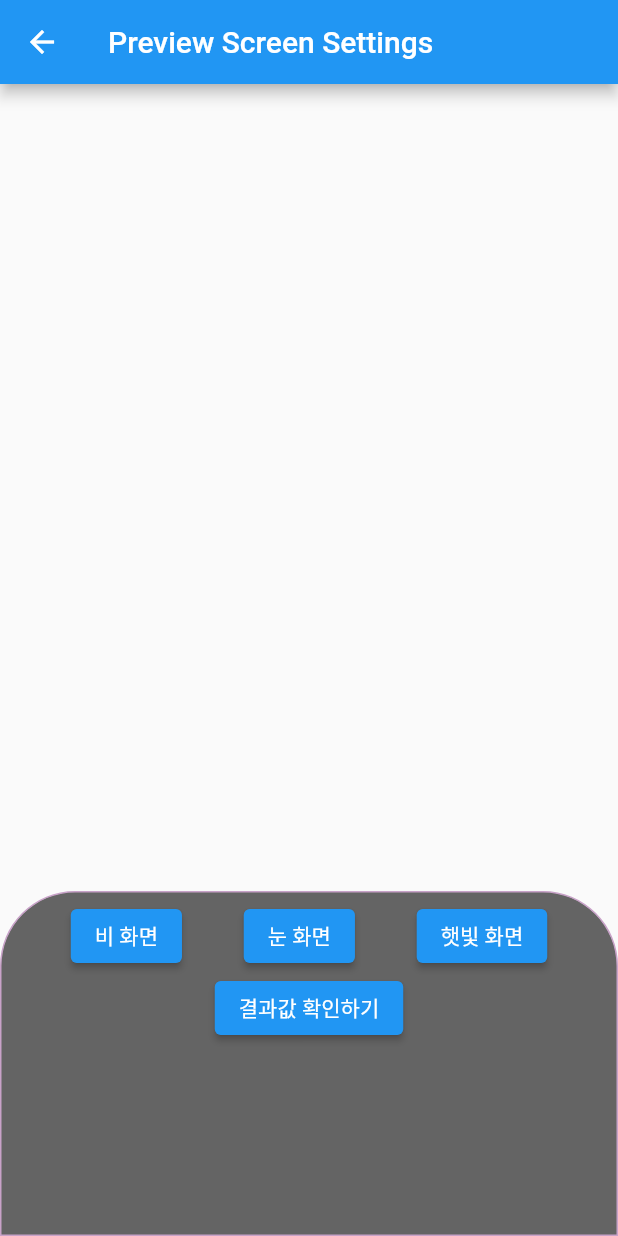
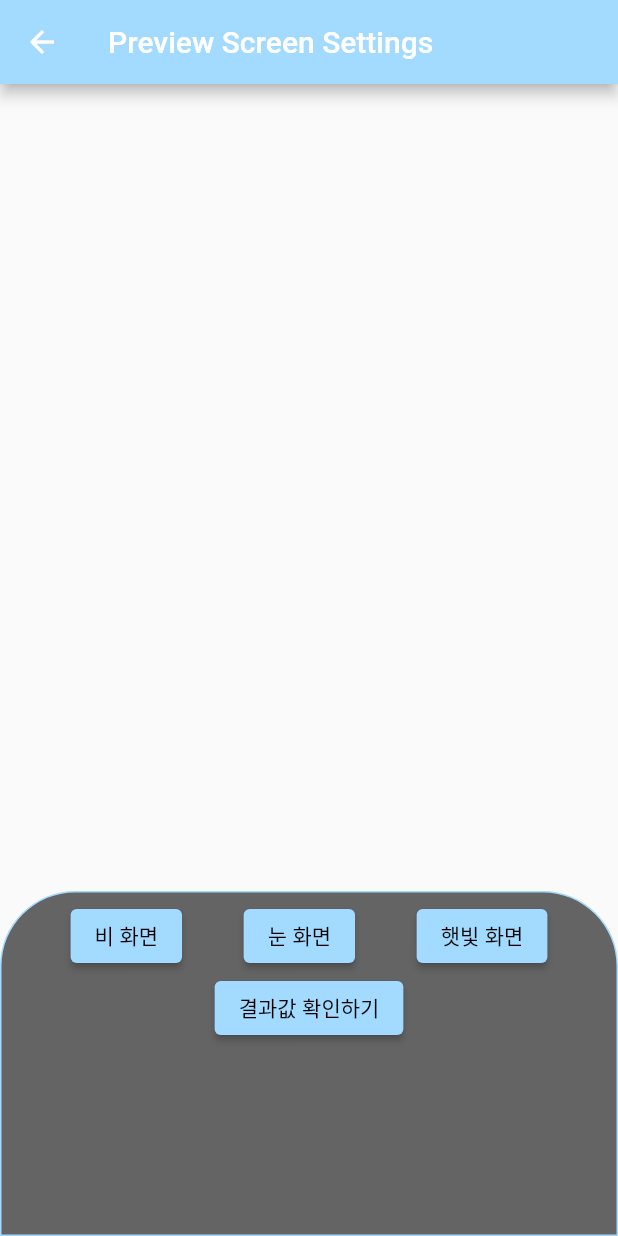
Before and after one commit to dgu-BOSSLE/flutter, a Flutter app: the DetailSettingsScreen screen opened directly, after a tap on "효과 설정 미리보기", on a phone screen of 412 x 824 dp. Run offline on Flutter 3.47's test engine with Material 2 defaults, Android fonts, the light colour scheme and no system bars; our stand-ins replace flutter_svg, fluttertoast, google_fonts, image_picker, permission_handler, shared_preferences; missing offline and left inert: flutter_inappwebview, open_app_settings; accounts and stored records are empty.

Commit message:
디자인 9/6

```diff
--- a/lib/screens/detail_settings.dart
+++ b/lib/screens/detail_settings.dart
@@ -5,7 +5,9 @@ import 'dart:io';
 import 'preview_screen_settings.dart';
 import 'preview_before_applying.dart';
 import 'package:flutter_svg/flutter_svg.dart';
-import 'package:google_fonts/google_fonts.dart'; // 추가
+import 'package:google_fonts/google_fonts.dart';
+
+const seedColor = Color(0xFFA3DAFF);
 
 class DetailSettingsScreen extends StatefulWidget {
   @override
@@ -35,6 +37,7 @@ class _DetailSettingsState extends State<DetailSettingsScreen> {
   Widget build(BuildContext context) {
     return Scaffold(
       appBar: AppBar(title: Text('설정', style: GoogleFonts.notoSans(),),
+        backgroundColor: seedColor,
       ),
       body: Padding(
         padding: EdgeInsets.all(16.0),
@@ -44,7 +47,7 @@ class _DetailSettingsState extends State<DetailSettingsScreen> {
             CustomCard(
               title: '바탕화면 선택',
               content: [
-                ElevatedButton(onPressed: _pickImage, child: Text('갤러리')),
+                ElevatedButton(onPressed: _pickImage, child: Text('갤러리', style: GoogleFonts.notoSans(color: Colors.black),), style: ElevatedButton.styleFrom(primary: seedColor),),
                 SizedBox(width: 10.0),
                 // ElevatedButton(onPressed: null, child: Text('현재 바탕화면')),
                 SizedBox(width: 10.0), // 추가한 부분
@@ -62,7 +65,8 @@ class _DetailSettingsState extends State<DetailSettingsScreen> {
                             },
                           );
                         },
-                        child: Text('사진 확인'),
+                        child: Text('사진 확인', style: GoogleFonts.notoSans(color: Colors.black),),
+                        style: ElevatedButton.styleFrom(primary: seedColor),
                       ),
                     ],
                   ),
@@ -99,6 +103,8 @@ class _DetailSettingsState extends State<DetailSettingsScreen> {
                         _sunny = value!;
                       });
                     },
+                    activeColor: seedColor,
+                    checkColor: Colors.black,
                   ),
                 ],
               ),
@@ -117,6 +123,8 @@ class _DetailSettingsState extends State<DetailSettingsScreen> {
                         _rainy = value!;
                       });
                     },
+                    activeColor: seedColor,
+                    checkColor: Colors.black,
                   ),
                 ],
               ),
@@ -135,6 +143,8 @@ class _DetailSettingsState extends State<DetailSettingsScreen> {
                         _rainy_hard = value!;
                       });
                     },
+                    activeColor: seedColor,
+                    checkColor: Colors.black,
                   ),
                 ],
               ),
@@ -153,6 +163,8 @@ class _DetailSettingsState extends State<DetailSettingsScreen> {
                         _snowy = value!;
                       });
                     },
+                    activeColor: seedColor,
+                    checkColor: Colors.black,
                   ),
                 ],
               ),
@@ -168,7 +180,7 @@ class _DetailSettingsState extends State<DetailSettingsScreen> {
                                 _selectedImage)), //context로 이미지 전달하며 프리뷰로 이동!
                   );
                 },
-                child: Text('효과 설정 미리보기')),
+                child: Text('효과 설정 미리보기', style: GoogleFonts.notoSans(color: Colors.black),), style: ElevatedButton.styleFrom(primary: seedColor),),
             SizedBox(height: 9),
             ElevatedButton(
               onPressed: () {
@@ -177,7 +189,7 @@ class _DetailSettingsState extends State<DetailSettingsScreen> {
                   MaterialPageRoute(builder: (context) => PreviewBeforeApplyingScreen()),
                 );
               },
-              child: Text('Go to  Preview Before Applying'),
+              child: Text('Go to  Preview Before Applying', style: GoogleFonts.notoSans(color: Colors.black),), style: ElevatedButton.styleFrom(primary: seedColor),
             ),
           ],
         ),
--- a/lib/screens/home.dart
+++ b/lib/screens/home.dart
@@ -43,6 +43,7 @@ class HomeScreen extends StatelessWidget {
     return Scaffold(
       appBar: AppBar(
         title: Text('Home Screen'),
+        backgroundColor: seedColor,
       ),
       body: Column(
         mainAxisAlignment: MainAxisAlignment.end, // 변경된 부분
--- a/lib/screens/preset_list.dart
+++ b/lib/screens/preset_list.dart
@@ -1,4 +1,6 @@
 import 'package:flutter/material.dart';
+
+const seedColor = Color(0xFFA3DAFF);
 
 class PresetListScreen extends StatelessWidget {
   @override
@@ -6,6 +8,7 @@ class PresetListScreen extends StatelessWidget {
     return Scaffold(
       appBar: AppBar(
         title: Text('Preset List Screen'),
+        backgroundColor: seedColor,
       ),
       body: Center(
         child: Text('Preset List Screen'),
--- a/lib/screens/preview_before_applying.dart
+++ b/lib/screens/preview_before_applying.dart
@@ -9,7 +9,7 @@ import 'dart:math';
 import 'package:http/http.dart' as http;
 import 'package:google_fonts/google_fonts.dart';
 
-const seedColor = Color(0xFF5CE1E6);
+const seedColor = Color(0xFFA3DAFF);
 
 class PreviewBeforeApplyingScreen extends StatefulWidget {
   @override
@@ -48,6 +48,7 @@ class _PreviewBeforeApplyingScreenState
     return Scaffold(
       appBar: AppBar(
         title: Text('Apply Screen', style: GoogleFonts.notoSans(),),
+        backgroundColor: seedColor,
       ),
       body: Padding(
         padding: const EdgeInsets.all(16.0),
@@ -56,7 +57,7 @@ class _PreviewBeforeApplyingScreenState
           children: [
           Text(
           '배경화면 만들기',
-            style: GoogleFonts.notoSans(fontSize: 24, fontWeight: FontWeight.bold, color: Colors.white),  // Google 폰트 적용
+            style: GoogleFonts.notoSans(fontSize: 24, fontWeight: FontWeight.bold, color: Colors.black),  // Google 폰트 적용
         ),
         SizedBox(height: 40),
         Card(
@@ -78,7 +79,7 @@ class _PreviewBeforeApplyingScreenState
                 borderRadius: BorderRadius.circular(10),
               ),
             ),
-            child: Text('적용',  style: GoogleFonts.notoSans(fontSize: 16),) // Google 폰트 적용),
+            child: Text('적용', style: GoogleFonts.notoSans(fontSize: 16),) // Google 폰트 적용),
           ),
         ),
         SizedBox(height: 20),
--- a/lib/screens/preview_screen_settings.dart
+++ b/lib/screens/preview_screen_settings.dart
@@ -3,8 +3,9 @@ import 'package:flutter/material.dart';
 import 'dart:io';
 import 'package:flutter_inappwebview/flutter_inappwebview.dart';
 import 'dart:convert';
+import 'package:google_fonts/google_fonts.dart';
 
-const seedColor = Color(0xFFC8A2C8);
+const seedColor = Color(0xFFA3DAFF);
 const outPadding = 5.0;
 
 class PreviewScreenSettingsScreen extends StatefulWidget {
@@ -37,6 +38,7 @@ class _PreviewScreenSettingsScreenState extends State<PreviewScreenSettingsScree
     return Scaffold(
       appBar: AppBar(
         title: Text('Preview Screen Settings'),
+        backgroundColor: seedColor,
       ),
       body: Stack(
         children: [
@@ -88,7 +90,8 @@ class _PreviewScreenSettingsScreenState extends State<PreviewScreenSettingsScree
                             _showSunScreen = false;
                           });
                         },
-                        child: Text("비 화면"),
+                        child: Text("비 화면", style: GoogleFonts.notoSans(color: Colors.black),),
+                        style: ElevatedButton.styleFrom(primary: seedColor),
                       ),
                       ElevatedButton(
                         onPressed: () {
@@ -98,7 +101,8 @@ class _PreviewScreenSettingsScreenState extends State<PreviewScreenSettingsScree
                             _showSunScreen = false;
                           });
                         },
-                        child: Text("눈 화면"),
+                        child: Text("눈 화면", style: GoogleFonts.notoSans(color: Colors.black),),
+                        style: ElevatedButton.styleFrom(primary: seedColor),
                       ),
                       ElevatedButton(
                         onPressed: () {
@@ -108,7 +112,8 @@ class _PreviewScreenSettingsScreenState extends State<PreviewScreenSettingsScree
                             _showSunScreen = true;
                           });
                         },
-                        child: Text("햇빛 화면"),
+                        child: Text("햇빛 화면", style: GoogleFonts.notoSans(color: Colors.black),),
+                        style: ElevatedButton.styleFrom(primary: seedColor),
                       ),
                     ],
                   ),
@@ -126,7 +131,8 @@ class _PreviewScreenSettingsScreenState extends State<PreviewScreenSettingsScree
                         ),
                       );
                     },
-                    child: Text("결과값 확인하기"),
+                    child: Text("결과값 확인하기", style: GoogleFonts.notoSans(color: Colors.black),),
+                    style: ElevatedButton.styleFrom(primary: seedColor),
                   ),
                   if (_showRainScreen)
                     Padding(
@@ -148,6 +154,7 @@ class _PreviewScreenSettingsScreenState extends State<PreviewScreenSettingsScree
                               max: 100,
                               divisions: 100,
                               label: '${_rainSliderValue.round()}%',
+                              activeColor: seedColor,  // 슬라이더의 active 색상을 seedColor로 설정
                             ),
                           ),
                           Text('100%', style: TextStyle(color: Colors.white)),
@@ -179,6 +186,7 @@ class _PreviewScreenSettingsScreenState extends State<PreviewScreenSettingsScree
                                   max: 200,
                                   divisions: 100,
                                   label: '${_snowSliderValue.round()}%',
+                                  activeColor: seedColor,  // 슬라이더의 active 색상을 seedColor로 설정
                                 ),
                               ),
                               Container(
@@ -209,6 +217,7 @@ class _PreviewScreenSettingsScreenState extends State<PreviewScreenSettingsScree
                                   max: 2,
                                   divisions: 100,
                                   label: '${_snowSpeedValue.round()}%',
+                                  activeColor: seedColor,  // 슬라이더의 active 색상을 seedColor로 설정
                                 ),
                               ),
                               Container(
```
